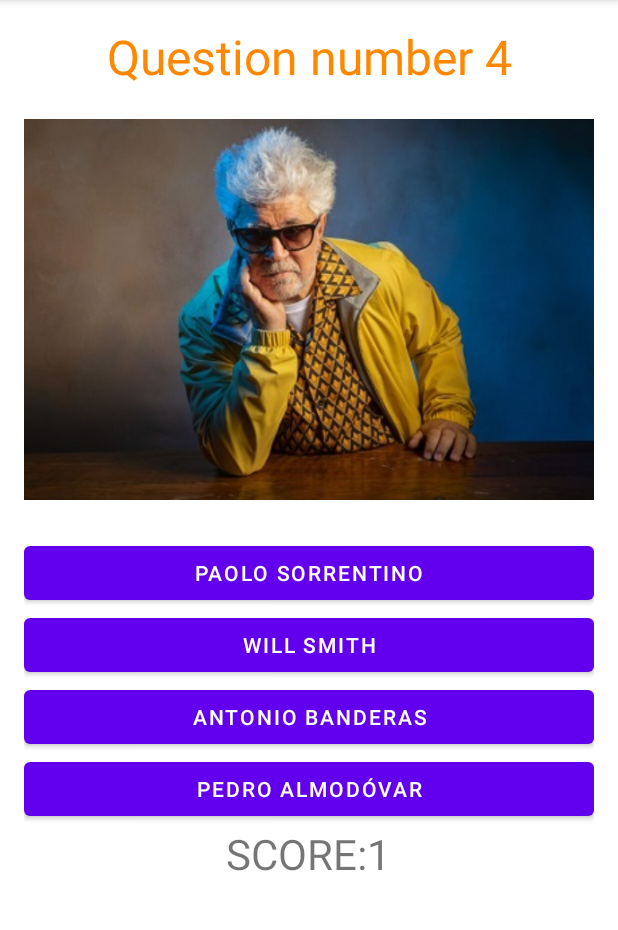
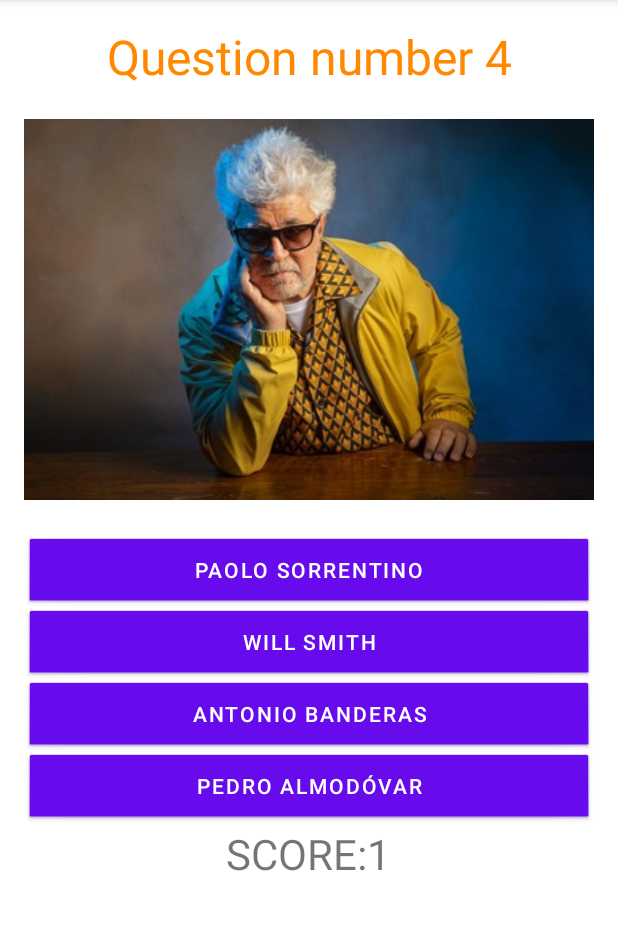
Before and after one commit to cmanriqueb/WhoIsThePlayer, an Android app: the screen it shows after launch (MainActivity), after a tap on "MILA KUNIS", on a phone screen of 412 x 824 dp, the part 84-1014 px from its top. Run offline under Robolectric (Android 15) with nearby library versions, the phone set to English and light mode, and no system bars; 1 statement that could not run was skipped; 2 other taps on this screen came first.

Commit message:
Add toast message with colour to show if the answer was correct or incorrect

```diff
--- a/app/src/main/java/com/example/whoistheplayer/MainActivity.java
+++ b/app/src/main/java/com/example/whoistheplayer/MainActivity.java
@@ -7,7 +7,10 @@ import androidx.appcompat.app.AppCompatActivity;
 
 import android.content.DialogInterface;
 import android.content.res.Resources;
+import android.graphics.Color;
+import android.graphics.drawable.Drawable;
 import android.os.Bundle;
+import android.os.Handler;
 import android.util.Log;
 import android.view.View;
 import android.widget.Button;
@@ -46,6 +49,7 @@ public class MainActivity extends AppCompatActivity {
     int score = 0;
     Question[] questions = new Question[5];
 
+
     @Override
     protected void onCreate(Bundle savedInstanceState) {
         super.onCreate(savedInstanceState);
@@ -53,9 +57,13 @@ public class MainActivity extends AppCompatActivity {
         // Initialize java variables with it's corresponding layout object
         imgCelebrity= findViewById(R.id.ivCelebrity);
         option1 = (Button)findViewById(R.id.option1);
+        option1.setBackgroundResource(android.R.drawable.btn_default);
         option2 = (Button)findViewById(R.id.option2);
+        option2.setBackgroundResource(android.R.drawable.btn_default);
         option3 = (Button)findViewById(R.id.option3);
+        option3.setBackgroundResource(android.R.drawable.btn_default);
         option4 = (Button)findViewById(R.id.option4);
+        option4.setBackgroundResource(android.R.drawable.btn_default);
         // initialize text views
         tvScore = findViewById(R.id.txtScore);
         tvScore.setText(String.valueOf(score));
@@ -120,8 +128,29 @@ public class MainActivity extends AppCompatActivity {
     public void clickOption(View view) {
         String answer = ((Button)view).getText().toString();
         if(isCorrectAnswer(question, answer)){
+            Toast toast = Toast.makeText(getApplicationContext(),"CORRECT!!",Toast.LENGTH_SHORT);
+            toast.getView().setBackgroundColor(Color.parseColor("#00FF00"));
+            toast.show();
+            Handler handler = new Handler();
+            handler.postDelayed(new Runnable() {
+                @Override
+                public void run() {
+                    toast.cancel();
+                }
+            }, 500);
             score ++;
             tvScore.setText(String.valueOf(score));
+        }else{
+            Toast toast = Toast.makeText(getApplicationContext(),"INCORRECT!!",Toast.LENGTH_SHORT);
+            toast.getView().setBackgroundColor(Color.parseColor("#FF0000"));
+            toast.show();
+            Handler handler = new Handler();
+            handler.postDelayed(new Runnable() {
+                @Override
+                public void run() {
+                    toast.cancel();
+                }
+            }, 500);
         }
         question++;
         if (question > questions.length -1) {
@@ -134,6 +163,7 @@ public class MainActivity extends AppCompatActivity {
     private void fillQA(int question){
         tvQuestion.setText("Question number " + String.valueOf(question+1));
         setImage(questions[question].imageName);
+        //option1.setBackground(defaultButtonBackground);
         option1.setText(questions[question].answers[0].answerText);
         option2.setText(questions[question].answers[1].answerText);
         option3.setText(questions[question].answers[2].answerText);
```
